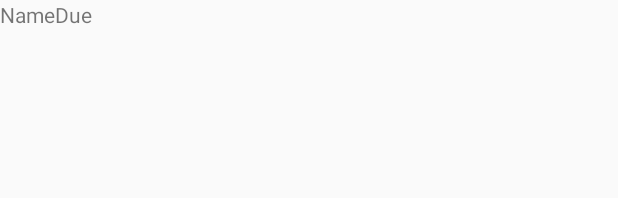
After one commit to pranitishettiwar/CodepathToDo, an Android app: the layout list_item.xml on its own in the app's theme, with its tools: preview values and no code run, on a phone screen of 412 x 824 dp. The commit adds this screen. Shown: the top 198 px of the screen. Run offline under Robolectric (Android 15) with nearby library versions, the phone set to English and light mode, and no system bars.

Commit message:
Initial draft

```diff
--- /dev/null
+++ b/SimpleTodo/app/src/main/res/layout/list_item.xml
@@ -0,0 +1,28 @@
+<?xml version="1.0" encoding="utf-8"?>
+<LinearLayout xmlns:android="http://schemas.android.com/apk/res/android"
+    android:layout_width="match_parent"
+    android:layout_height="match_parent">
+
+    <TextView
+        android:id="@+id/tvToDoName"
+        android:layout_width="wrap_content"
+        android:layout_height="wrap_content"
+        android:text="Name"/>
+
+    <TextView
+        android:id="@+id/tv2"
+        android:layout_width="wrap_content"
+        android:layout_height="wrap_content"
+        android:text="Due"/>
+
+    <TextView
+        android:id="@+id/tvToDoDate"
+        android:layout_width="wrap_content"
+        android:layout_height="wrap_content"
+        android:endYear="2100"
+        android:startYear="1900" >
+    </TextView>
+
+
+
+</LinearLayout>
```
Also changed, not shown: SimpleTodo/app/src/main/java/com/codepath/simpletodo/ItemsAdapter.java (added, +41 -0 lines), SimpleTodo/app/src/main/java/com/codepath/simpletodo/ListItem.java (added, +34 -0 lines), SimpleTodo/app/src/main/java/com/codepath/simpletodo/MainActivity.java (+8 -3 lines).
